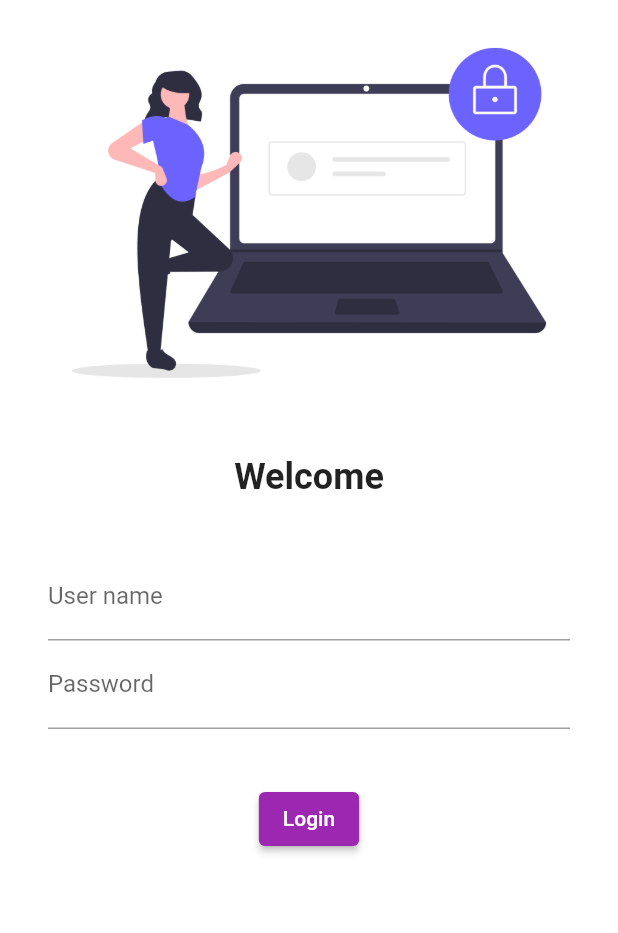
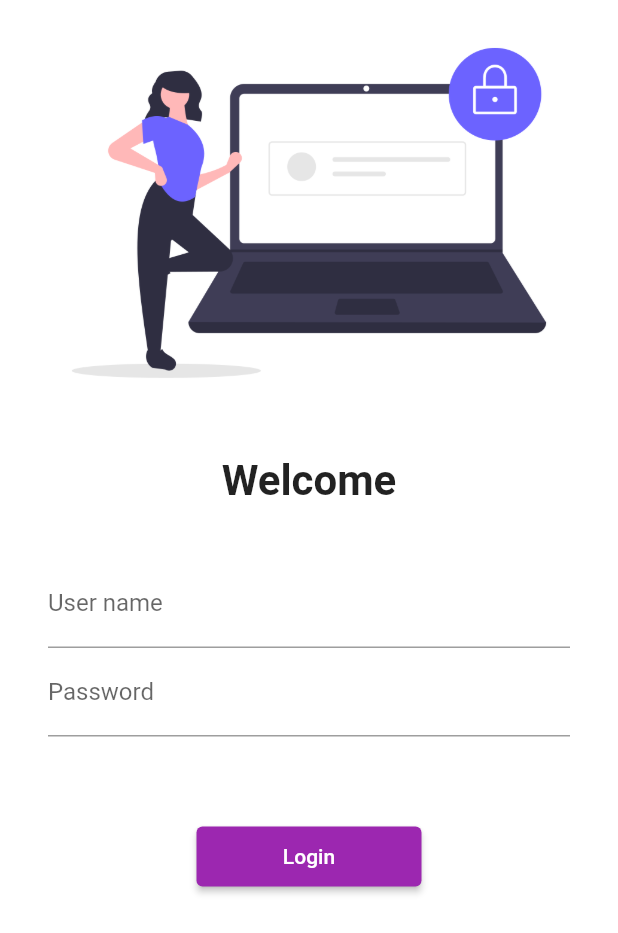
Before and after one commit to hanozi/flutter_catalog, a Flutter app: the screen it shows after launch, on a phone screen of 412 x 824 dp. Shown: the top 933 px of the screen. Run offline on Flutter 3.47's test engine with Material 2 defaults, Android fonts, the phone set to English and light mode, and no system bars.

Commit message:
day 5 changes

```diff
--- a/lib/main.dart
+++ b/lib/main.dart
@@ -1,6 +1,7 @@
 import 'package:flutter/material.dart';
 import 'package:flutter_catalog/pages/home_page.dart';
 import 'package:flutter_catalog/pages/login_page.dart';
+import 'package:flutter_catalog/utils/routes.dart';
 
 void main() {
   runApp(MyApp());
@@ -16,8 +17,8 @@ class MyApp extends StatelessWidget {
       initialRoute: "/",
       routes: {
         "/": (context) => LoginPage(),
-        "/home": (context) => HomePage(),
-        "/login": (context) => LoginPage(),
+        MyRoutes.homeRoute: (context) => HomePage(),
+        MyRoutes.loginRoute: (context) => LoginPage(),
       },
     );
   }
--- a/lib/pages/login_page.dart
+++ b/lib/pages/login_page.dart
@@ -1,10 +1,12 @@
 import 'package:flutter/material.dart';
+import 'package:flutter_catalog/utils/routes.dart';
 
 class LoginPage extends StatelessWidget {
   @override
   Widget build(BuildContext context) {
     return Material(
         color: Colors.white,
+        child: SingleChildScrollView(
           child: Column(
             children: [
               Image.asset(
@@ -16,14 +18,14 @@ class LoginPage extends StatelessWidget {
               ),
               Text(
                 "Welcome",
-              style: TextStyle(fontSize: 24, fontWeight: FontWeight.bold),
+                style: TextStyle(fontSize: 28, fontWeight: FontWeight.bold),
               ),
               SizedBox(
                 height: 20.0,
               ),
               Padding(
-              padding:
-                  const EdgeInsets.symmetric(vertical: 16.0, horizontal: 32.0),
+                padding: const EdgeInsets.symmetric(
+                    vertical: 16.0, horizontal: 32.0),
                 child: Column(
                   children: [
                     TextFormField(
@@ -41,15 +43,17 @@ class LoginPage extends StatelessWidget {
                 ),
               ),
               SizedBox(
-              height: 20.0,
+                height: 40.0,
               ),
               ElevatedButton(
                 child: Text("Login"),
+                style: TextButton.styleFrom(minimumSize: Size(150, 40)),
                 onPressed: () {
-                print("Login Clicked");
+                  Navigator.pushNamed(context, MyRoutes.homeRoute);
                 },
               )
             ],
+          ),
         ));
   }
 }
--- /dev/null
+++ b/lib/utils/routes.dart
@@ -0,0 +1,4 @@
+class MyRoutes {
+  static String loginRoute = "/login";
+  static String homeRoute = "/home";
+}
```
Lines whose indentation alone changed are shown as unchanged.
